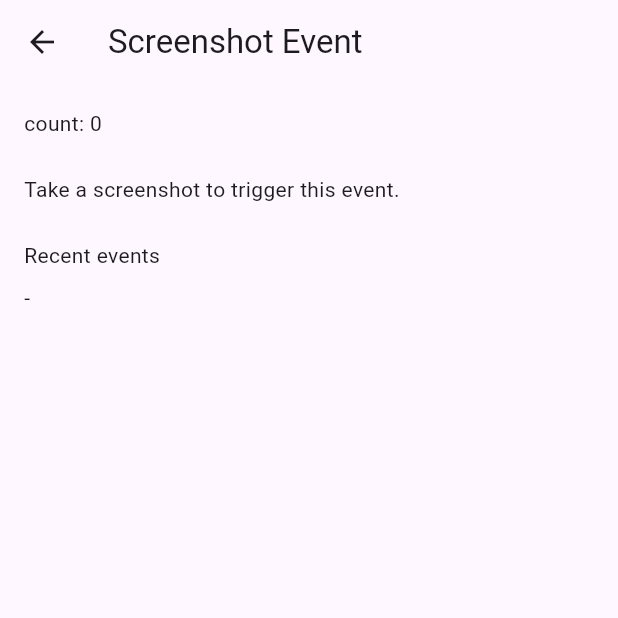
After one commit to StanleyCocos/flutter_system_events, a Flutter app: the screen it shows after launch, after a tap on "Screenshot", on a phone screen of 412 x 824 dp, the top half of it. The commit adds this screen. Run offline on Flutter 3.47's test engine with Material 3 defaults, Android fonts, the phone set to English and light mode, and no system bars; our stand-ins replace plugin_platform_interface; missing offline and left inert: dart:html.

Commit message:
feat(example): add screenshot event page

```diff
--- a/example/lib/global_system_event_logger.dart
+++ b/example/lib/global_system_event_logger.dart
@@ -22,6 +22,7 @@ final class GlobalSystemEventLogger {
     _listen('SystemEvents.orientation', SystemEvents.orientation);
     _listen('SystemEvents.time', SystemEvents.time);
     _listen('SystemEvents.screen', SystemEvents.screen);
+    _listen('SystemEvents.screenshot', SystemEvents.screenshot);
   }
 
   Future<void> dispose() async {
--- a/example/lib/main.dart
+++ b/example/lib/main.dart
@@ -9,6 +9,7 @@ import 'pages/memory_event_page.dart';
 import 'pages/network_event_page.dart';
 import 'pages/orientation_event_page.dart';
 import 'pages/screen_event_page.dart';
+import 'pages/screenshot_event_page.dart';
 import 'pages/time_event_page.dart';
 
 void main() => runApp(const MyApp());
@@ -104,6 +105,12 @@ class EventListPage extends StatelessWidget {
             trailing: const Icon(Icons.chevron_right),
             onTap: () => _push(context, const ScreenEventPage()),
           ),
+          ListTile(
+            title: const Text('Screenshot'),
+            subtitle: const Text('User screenshot taken'),
+            trailing: const Icon(Icons.chevron_right),
+            onTap: () => _push(context, const ScreenshotEventPage()),
+          ),
         ],
       ),
     );
--- /dev/null
+++ b/example/lib/pages/screenshot_event_page.dart
@@ -0,0 +1,58 @@
+import 'dart:async';
+
+import 'package:flutter/material.dart';
+import 'package:flutter_system_events/flutter_system_events.dart';
+
+class ScreenshotEventPage extends StatefulWidget {
+  const ScreenshotEventPage({super.key});
+
+  @override
+  State<ScreenshotEventPage> createState() => _ScreenshotEventPageState();
+}
+
+class _ScreenshotEventPageState extends State<ScreenshotEventPage> {
+  StreamSubscription<ScreenshotEvent>? _subscription;
+  var _count = 0;
+  final _events = <String>[];
+
+  @override
+  void initState() {
+    super.initState();
+    _subscription = SystemEvents.screenshot.listen((event) {
+      if (!mounted) return;
+      setState(() {
+        _count++;
+        _events.insert(0, 'screenshot $_count');
+        if (_events.length > 8) _events.removeLast();
+      });
+    });
+
+    unawaited(SystemEvents.enable(SystemEventType.screenshot));
+  }
+
+  @override
+  void dispose() {
+    _subscription?.cancel();
+    super.dispose();
+  }
+
+  @override
+  Widget build(BuildContext context) {
+    return Scaffold(
+      appBar: AppBar(title: const Text('Screenshot Event')),
+      body: ListView(
+        padding: const EdgeInsets.all(16),
+        children: [
+          Text('count: $_count'),
+          const SizedBox(height: 24),
+          const Text('Take a screenshot to trigger this event.'),
+          const SizedBox(height: 24),
+          const Text('Recent events'),
+          const SizedBox(height: 8),
+          if (_events.isEmpty) const Text('-'),
+          for (final event in _events) Text(event),
+        ],
+      ),
+    );
+  }
+}
```
